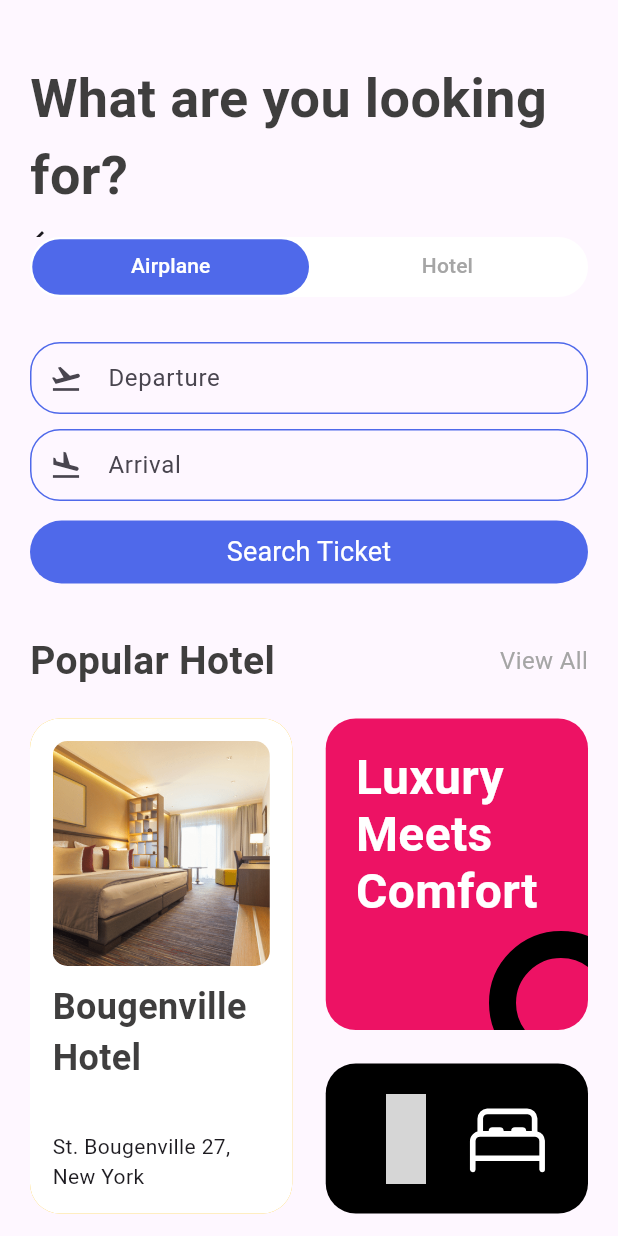
After one commit to akurizaldirv/ticket-app, a Flutter app: the SearchScreen screen opened directly, on a phone screen of 412 x 824 dp. The commit adds this screen. Run offline on Flutter 3.47's test engine with Material 3 defaults, Android fonts, the phone set to English and light mode, and no system bars; our stand-ins replace fluentui_icons; grey boxes are pictures that could not be loaded.

Commit message:
add search message

```diff
--- a/lib/base/bottom_nav_bar.dart
+++ b/lib/base/bottom_nav_bar.dart
@@ -1,8 +1,8 @@
 import 'package:fluentui_icons/fluentui_icons.dart';
 import 'package:flutter/material.dart';
 import 'package:ticket_app/base/resource/styles/app_styles.dart';
-import 'package:ticket_app/base/widget/app_spaced_between.dart';
 import 'package:ticket_app/screens/home_screen.dart';
+import 'package:ticket_app/screens/search_screen.dart';
 
 class BottomNavBar extends StatefulWidget {
   const BottomNavBar({super.key});
@@ -14,7 +14,7 @@ class BottomNavBar extends StatefulWidget {
 class _BottomNavBarState extends State<BottomNavBar> {
   final appScreens = const [
     HomeScreen(),
-    Text("Search"),
+    SearchScreen(),
     Text("Ticket"),
     Text("Profile"),
   ];
@@ -37,10 +37,11 @@ class _BottomNavBarState extends State<BottomNavBar> {
       body: appScreens[_selectedIndex],
       bottomNavigationBar: BottomNavigationBar(
         type: BottomNavigationBarType.fixed,
+        backgroundColor: AppStyles.primaryColor,
         currentIndex: _selectedIndex,
         onTap: _onTapItem,
-        selectedItemColor: AppStyles.primaryColor,
-        unselectedItemColor: AppStyles.disabledColor,
+        selectedItemColor: Colors.white,
+        unselectedItemColor: Colors.white,
         showSelectedLabels: false,
         showUnselectedLabels: false,
         items: const [
--- a/lib/base/resource/styles/app_styles.dart
+++ b/lib/base/resource/styles/app_styles.dart
@@ -25,4 +25,6 @@ class AppStyles {
   );
   static TextStyle headline3 =
       const TextStyle(fontSize: 20, fontWeight: FontWeight.w400);
+  static TextStyle buttonText = const TextStyle(
+      fontSize: 18, fontWeight: FontWeight.w600, color: Colors.white);
 }
--- /dev/null
+++ b/lib/base/widget/custom_text_field.dart
@@ -0,0 +1,67 @@
+import 'package:flutter/material.dart';
+import 'package:ticket_app/base/resource/styles/app_styles.dart';
+
+class CustomTextField extends StatefulWidget {
+  final TextEditingController controller;
+  final String name;
+  final Icon prefixIcon;
+  final bool obsecureText;
+  final TextInputType inputType;
+
+  const CustomTextField(
+      {super.key,
+      required this.controller,
+      required this.name,
+      required this.prefixIcon,
+      this.obsecureText = false,
+      this.inputType = TextInputType.text});
+
+  @override
+  State<CustomTextField> createState() => _CustomTextFieldState();
+}
+
+class _CustomTextFieldState extends State<CustomTextField> {
+  late FocusNode _focusNode;
+
+  @override
+  void initState() {
+    super.initState();
+
+    _focusNode = FocusNode();
+  }
+
+  @override
+  void dispose() {
+    _focusNode.dispose();
+
+    super.dispose();
+  }
+
+  @override
+  Widget build(BuildContext context) {
+    return Padding(
+      padding: const EdgeInsets.only(top: 10),
+      child: TextField(
+        focusNode: _focusNode,
+        autofocus: false,
+        controller: widget.controller,
+        enabled: true,
+        keyboardType: widget.inputType,
+        obscureText: widget.obsecureText,
+        decoration: InputDecoration(
+            prefixIcon: widget.prefixIcon,
+            isDense: true,
+            labelText: widget.name,
+            border: OutlineInputBorder(
+                borderRadius: const BorderRadius.all(Radius.circular(20)),
+                borderSide: BorderSide(color: AppStyles.disabledColor)),
+            focusedBorder: OutlineInputBorder(
+                borderSide: BorderSide(color: AppStyles.primaryColor),
+                borderRadius: const BorderRadius.all(Radius.circular(20))),
+            enabledBorder: OutlineInputBorder(
+                borderSide: BorderSide(color: AppStyles.primaryColor),
+                borderRadius: const BorderRadius.all(Radius.circular(20)))),
+      ),
+    );
+  }
+}
--- a/lib/base/widget/hotel_view.dart
+++ b/lib/base/widget/hotel_view.dart
@@ -1,6 +1,5 @@
 import 'package:fluentui_icons/fluentui_icons.dart';
 import 'package:flutter/material.dart';
-import 'package:ticket_app/base/resource/media/app_media.dart';
 import 'package:ticket_app/base/resource/styles/app_styles.dart';
 
 class HotelView extends StatefulWidget {
@@ -75,9 +74,13 @@ class _HotelViewState extends State<HotelView> {
                   alignment: Alignment.topRight,
                   padding: const EdgeInsets.all(5),
                   child: IconButton(
-                    icon: Icon(_isBookmarked
-                        ? FluentSystemIcons.ic_fluent_bookmark_filled
-                        : FluentSystemIcons.ic_fluent_bookmark_regular, color: Colors.white, size: 36,),
+                    icon: Icon(
+                      _isBookmarked
+                          ? FluentSystemIcons.ic_fluent_bookmark_filled
+                          : FluentSystemIcons.ic_fluent_bookmark_regular,
+                      color: Colors.white,
+                      size: 36,
+                    ),
                     onPressed: () => setIsBookmarked(),
                   ),
                 ),
@@ -144,12 +147,9 @@ class _HotelViewState extends State<HotelView> {
                           child: Container(
                             decoration: BoxDecoration(
                                 borderRadius: BorderRadius.circular(10)),
-                            child: const Text(
+                            child: Text(
                               "Book Now",
-                              style: TextStyle(
-                                  fontSize: 18,
-                                  fontWeight: FontWeight.w600,
-                                  color: Colors.white),
+                              style: AppStyles.buttonText,
                             ),
                           ))
                     ],
--- a/lib/base/widget/ticket_view.dart
+++ b/lib/base/widget/ticket_view.dart
@@ -1,9 +1,7 @@
 import 'package:fluentui_icons/fluentui_icons.dart';
 import 'package:flutter/material.dart';
-import 'package:ticket_app/base/resource/media/app_media.dart';
 import 'package:ticket_app/base/resource/styles/app_styles.dart';
 import 'package:ticket_app/base/widget/app_layout_builder.dart';
-import 'package:ticket_app/base/widget/big_dot.dart';
 import 'package:ticket_app/base/widget/half_dot.dart';
 
 class TicketView extends StatelessWidget {
--- a/lib/screens/home_screen.dart
+++ b/lib/screens/home_screen.dart
@@ -7,13 +7,14 @@ import 'package:ticket_app/base/utils/app_routes.dart';
 import 'package:ticket_app/base/widget/app_spaced_between.dart';
 import 'package:ticket_app/base/widget/hotel_view.dart';
 import 'package:ticket_app/base/widget/ticket_view.dart';
-import 'package:ticket_app/screens/all_tickets.dart';
 
 class HomeScreen extends StatelessWidget {
   const HomeScreen({super.key});
 
   @override
   Widget build(BuildContext context) {
+    TextEditingController searchController = TextEditingController();
+
     return Scaffold(
       backgroundColor: AppStyles.backgroundColor,
       body: ListView(
@@ -50,27 +51,17 @@ class HomeScreen extends StatelessWidget {
                   height: 15,
                 ),
                 Container(
-                  padding:
-                      const EdgeInsets.symmetric(horizontal: 20, vertical: 10),
-                  decoration: BoxDecoration(
-                      borderRadius: BorderRadius.circular(15),
+                  decoration: const BoxDecoration(
+                      borderRadius: BorderRadius.all(Radius.circular(20)),
                       color: Colors.white),
-                  child: Row(
-                    mainAxisAlignment: MainAxisAlignment.start,
-                    children: [
-                      Icon(
-                        FluentSystemIcons.ic_fluent_search_regular,
-                        color: AppStyles.primaryColor,
-                      ),
-                      const SizedBox(
-                        width: 10,
-                      ),
-                      Text(
-                        "Search",
-                        style: TextStyle(
-                            color: AppStyles.disabledColor, fontSize: 18),
-                      )
-                    ],
+                  child: TextField(
+                    controller: searchController,
+                    decoration: const InputDecoration(
+                        labelText: "Search",
+                        isDense: true,
+                        border: InputBorder.none,
+                        prefixIcon:
+                            Icon(FluentSystemIcons.ic_fluent_search_regular)),
                   ),
                 )
               ],
@@ -118,7 +109,7 @@ class HomeScreen extends StatelessWidget {
               SizedBox(
                 height: 330,
                 child: ListView.separated(
-                  padding: const EdgeInsets.symmetric(horizontal: 20),
+                    padding: const EdgeInsets.symmetric(horizontal: 20),
                     scrollDirection: Axis.horizontal,
                     itemBuilder: (BuildContext builder, int index) =>
                         HotelView(hotel: hotelList[index]),
--- /dev/null
+++ b/lib/screens/search_screen.dart
@@ -0,0 +1,314 @@
+import 'package:fluentui_icons/fluentui_icons.dart';
+import 'package:flutter/material.dart';
+import 'package:ticket_app/base/resource/media/app_media.dart';
+import 'package:ticket_app/base/resource/styles/app_styles.dart';
+import 'package:ticket_app/base/utils/all_json.dart';
+import 'package:ticket_app/base/widget/app_spaced_between.dart';
+import 'package:ticket_app/base/widget/custom_text_field.dart';
+
+class SearchScreen extends StatelessWidget {
+  const SearchScreen({super.key});
+
+  @override
+  Widget build(BuildContext context) {
+    var size = MediaQuery.of(context).size;
+    TextEditingController planeDepartureController = TextEditingController();
+    TextEditingController planeArrivalController = TextEditingController();
+    TextEditingController hotelCheckinController = TextEditingController();
+    TextEditingController hotelCheckoutController = TextEditingController();
+
+    return Scaffold(
+      body: ListView(
+        children: [
+          Padding(
+            padding: const EdgeInsets.only(top: 40, left: 20, right: 20),
+            child: Text(
+              "What are you looking for?",
+              style: AppStyles.headline1.copyWith(fontSize: 36),
+            ),
+          ),
+          SizedBox(
+            width: size.width,
+            height: 270,
+            child: DefaultTabController(
+              length: 2,
+              child: Scaffold(
+                appBar: AppBar(
+                  bottom: PreferredSize(
+                    preferredSize: Size.zero,
+                    child: ClipRRect(
+                      borderRadius: const BorderRadius.all(Radius.circular(10)),
+                      child: Container(
+                        height: 40,
+                        margin: const EdgeInsets.symmetric(horizontal: 20),
+                        decoration: BoxDecoration(
+                            borderRadius:
+                                const BorderRadius.all(Radius.circular(20)),
+                            color: Colors.white,
+                            border:
+                                Border.all(color: Colors.white, width: 1.5)),
+                        child: TabBar(
+                          indicator: BoxDecoration(
+                              color: AppStyles.primaryColor,
+                              borderRadius: const BorderRadius.all(
+                                Radius.circular(20),
+                              )),
+                          indicatorSize: TabBarIndicatorSize.tab,
+                          dividerColor: Colors.transparent,
+                          labelColor: Colors.white,
+                          unselectedLabelColor: AppStyles.disabledColor,
+                          tabs: const [
+                            Tab(
+                              child: Text("Airplane"),
+                            ),
+                            Tab(
+                              child: Text("Hotel"),
+                            ),
+                          ],
+                        ),
+                      ),
+                    ),
+                  ),
+                ),
+                body: SizedBox(
+                  height: 280,
+                  child: TabBarView(children: [
+                    Row(children: [
+                      SizedBox(
+                        height: 280,
+                        width: size.width,
+                        child: Padding(
+                          padding: const EdgeInsets.all(20),
+                          child: Column(
+                            children: [
+                              CustomTextField(
+                                  controller: hotelCheckinController,
+                                  name: "Departure",
+                                  prefixIcon: const Icon(
+                                    Icons.flight_takeoff,
+                                    size: 22,
+                                  )),
+                              CustomTextField(
+                                  controller: hotelCheckoutController,
+                                  name: "Arrival",
+                                  prefixIcon: const Icon(
+                                    Icons.flight_land,
+                                    size: 22,
+                                  )),
+                              const SizedBox(
+                                height: 10,
+                              ),
+                              TextButton(
+                                  onPressed: () => print(
+                                      "Hotel: ${planeDepartureController.text} - ${planeArrivalController.text}"),
+                                  style: TextButton.styleFrom(
+                                    backgroundColor: AppStyles.primaryColor,
+                                  ),
+                                  child: SizedBox(
+                                    width: size.width,
+                                    child: Text(
+                                      "Search Ticket",
+                                      textAlign: TextAlign.center,
+                                      style: AppStyles.buttonText.copyWith(
+                                          fontWeight: FontWeight.w400),
+                                    ),
+                                  ))
+                            ],
+                          ),
+                        ),
+                      ),
+                    ]),
+                    Row(children: [
+                      SizedBox(
+                        height: 280,
+                        width: size.width,
+                        child: Padding(
+                          padding: const EdgeInsets.all(20),
+                          child: Column(
+                            children: [
+                              CustomTextField(
+                                  controller: hotelCheckinController,
+                                  name: "Departure",
+                                  prefixIcon: const Icon(
+                                    FluentSystemIcons
+                                        .ic_fluent_calendar_starred_regular,
+                                    size: 22,
+                                  )),
+                              CustomTextField(
+                                  controller: hotelCheckoutController,
+                                  name: "Arrival",
+                                  prefixIcon: const Icon(
+                                    FluentSystemIcons
+                                        .ic_fluent_calendar_overdue_regular,
+                                    size: 22,
+                                  )),
+                              const SizedBox(
+                                height: 10,
+                              ),
+                              TextButton(
+                                  onPressed: () => print(
+                                      "Hotel: ${hotelCheckinController.text} - ${hotelCheckoutController.text}"),
+                                  style: TextButton.styleFrom(
+                                    backgroundColor: AppStyles.primaryColor,
+                                  ),
+                                  child: SizedBox(
+                                    width: size.width,
+                                    child: Text(
+                                      "Search Hotel",
+                                      textAlign: TextAlign.center,
+                                      style: AppStyles.buttonText.copyWith(
+                                          fontWeight: FontWeight.w400),
+                                    ),
+                                  ))
+                            ],
+                          ),
+                        ),
+                      ),
+                    ])
+                  ]),
+                ),
+              ),
+            ),
+          ),
+          Padding(
+            padding: const EdgeInsets.symmetric(horizontal: 20, vertical: 10),
+            child: AppSpacedBetween(
+                title: "Popular Hotel",
+                tag: "View All",
+                onTap: () => print("navigate")),
+          ),
+          Padding(
+            padding: const EdgeInsets.symmetric(horizontal: 20, vertical: 10),
+            child: Row(
+              children: [
+                Container(
+                  height: 330,
+                  decoration: const BoxDecoration(
+                      color: Colors.amber,
+                      borderRadius: BorderRadius.all(Radius.circular(20))),
+                  child: Container(
+                    // height: 300,
+                    width: (size.width - 40) * 0.47,
+                    padding: const EdgeInsets.all(15),
+                    decoration: const BoxDecoration(
+                        color: Colors.white,
+                        borderRadius: BorderRadius.all(Radius.circular(20))),
+                    child: Column(
+                      children: [
+                        Container(
+                          height: 150,
+                          decoration: const BoxDecoration(
+                              borderRadius:
+                                  BorderRadius.all(Radius.circular(10)),
+                              image: DecorationImage(
+                                  image: AssetImage(AppMedia.hotel2),
+                                  fit: BoxFit.cover)),
+                        ),
+                        const SizedBox(
+                          height: 10,
+                        ),
+                        Expanded(
+                          child: Column(
+                            mainAxisAlignment: MainAxisAlignment.spaceBetween,
+                            crossAxisAlignment: CrossAxisAlignment.stretch,
+                            children: [
+                              Text(
+                                hotelList[0]["title"],
+                                style:
+                                    AppStyles.headline2.copyWith(fontSize: 24),
+                              ),
+                              const SizedBox(
+                                height: 10,
+                              ),
+                              Text(hotelList[0]["address"]),
+                            ],
+                          ),
+                        )
+                      ],
+                    ),
+                  ),
+                ),
+                SizedBox(
+                  width: (size.width - 40) * 0.06,
+                ),
+                SizedBox(
+                  height: 330,
+                  width: (size.width - 40) * 0.47,
+                  child: Column(
+                    mainAxisAlignment: MainAxisAlignment.spaceBetween,
+                    crossAxisAlignment: CrossAxisAlignment.stretch,
+                    children: [
+                      Expanded(
+                        child: Container(
+                          decoration: BoxDecoration(
+                              color: AppStyles.secondaryColor,
+                              borderRadius:
+                                  const BorderRadius.all(Radius.circular(20))),
+                          child: Stack(
+                            children: [
+                              const Padding(
+                                padding: EdgeInsets.all(20),
+                                child: Text(
+                                  "Luxury Meets Comfort",
+                                  style: TextStyle(
+                                      color: Colors.white,
+                                      fontSize: 32,
+                                      height: 1.2,
+                                      fontWeight: FontWeight.w700),
+                                ),
+                              ),
+                              Positioned(
+                                bottom: -30,
+                                right: -30,
+                                child: Container(
+                                  padding: const EdgeInsets.all(30),
+                                  decoration: BoxDecoration(
+                                    shape: BoxShape.circle,
+                                    border: Border.all(
+                                        width: 18, color: Colors.black),
+                                  ),
+                                ),
+                              )
+                            ],
+                          ),
+                        ),
+                      ),
+                      SizedBox(
+                        height: (size.width - 40) * 0.06,
+                      ),
+                      Container(
+                        height: 100,
+                        decoration: const BoxDecoration(
+                            color: Colors.black,
+                            borderRadius:
+                                BorderRadius.all(Radius.circular(20))),
+                        child: const Padding(
+                          padding: EdgeInsets.all(20),
+                          child: Row(
+                            mainAxisAlignment: MainAxisAlignment.spaceAround,
+                            children: [
+                              Icon(
+                                FluentSystemIcons.ic_fluent_duo_tablet_regular,
+                                color: Colors.white,
+                                size: 60,
+                              ),
+                              Icon(
+                                FluentSystemIcons.ic_fluent_bed_regular,
+                                color: Colors.white,
+                                size: 60,
+                              ),
+                            ],
+                          ),
+                        ),
+                      ),
+                    ],
+                  ),
+                ),
+              ],
+            ),
+          )
+        ],
+      ),
+    );
+  }
+}
```
